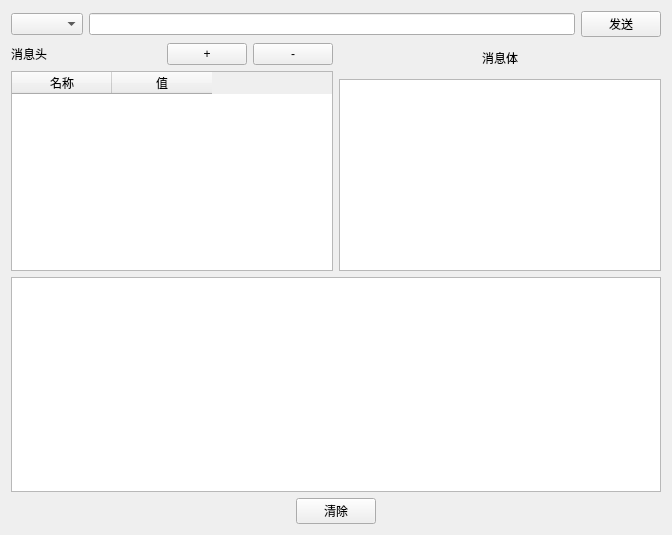
Old version of the form UI/Httptest.ui in the repository HamsterSlave/Python.
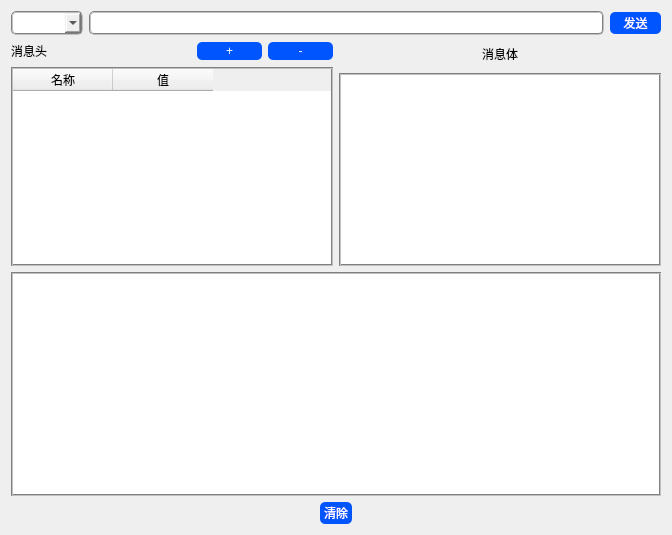
New version of the form.

```diff
--- a/UI/Httptest.ui
+++ b/UI/Httptest.ui
@@ -13,17 +13,72 @@
   <property name="windowTitle">
    <string>HTTP接口测试器</string>
   </property>
+  <property name="styleSheet">
+   <string notr="true">QPushButton { 
+	color: rgb(255, 255, 255); 
+	background-color:rgb(0, 85, 255);
+	border:none;
+	border-radius:5px;
+	padding:2px 4px;
+	font: 9pt &quot;微软雅黑&quot;;
+	selection-color: rgb(0, 255, 255);
+}
+QLabel { 
+	 
+	font: 10pt &quot;黑体&quot;;
+}
+QComboBox{
+	border:2px groove gray;
+	border-radius:5px;
+	padding:2px 4px
+}
+QLineEdit{
+	border:2px groove gray;
+	border-radius:5px;
+	padding:2px 4px
+}
+QTableWidget{
+	border:2px groove gray;
+	backgroud-color:rgb(201, 209, 255);
+}
+QTextEdit{
+	border:2px groove gray;
+	backgroud-color:rgb(201, 209, 255);
+}
+
+</string>
+  </property>
   <layout class="QVBoxLayout" name="verticalLayout_2">
    <item>
     <layout class="QHBoxLayout" name="horizontalLayout">
      <item>
-      <widget class="QComboBox" name="comboBox"/>
+      <widget class="QComboBox" name="comboBox">
+       <property name="sizePolicy">
+        <sizepolicy hsizetype="Preferred" vsizetype="Fixed">
+         <horstretch>1</horstretch>
+         <verstretch>0</verstretch>
+        </sizepolicy>
+       </property>
+      </widget>
      </item>
      <item>
-      <widget class="QLineEdit" name="lineEdit"/>
+      <widget class="QLineEdit" name="lineEdit">
+       <property name="sizePolicy">
+        <sizepolicy hsizetype="Expanding" vsizetype="Fixed">
+         <horstretch>10</horstretch>
+         <verstretch>0</verstretch>
+        </sizepolicy>
+       </property>
+      </widget>
      </item>
      <item>
       <widget class="QPushButton" name="pushButton">
+       <property name="sizePolicy">
+        <sizepolicy hsizetype="Minimum" vsizetype="Fixed">
+         <horstretch>1</horstretch>
+         <verstretch>0</verstretch>
+        </sizepolicy>
+       </property>
        <property name="text">
         <string>发送</string>
        </property>
@@ -114,11 +169,14 @@
       <layout class="QVBoxLayout" name="verticalLayout">
        <item>
         <layout class="QHBoxLayout" name="horizontalLayout_3">
+         <property name="spacing">
+          <number>0</number>
+         </property>
          <property name="topMargin">
-          <number>6</number>
+          <number>4</number>
          </property>
          <property name="bottomMargin">
-          <number>6</number>
+          <number>4</number>
          </property>
          <item>
           <widget class="QLabel" name="label_2">
@@ -139,7 +197,21 @@
         </layout>
        </item>
        <item>
-        <widget class="QTextEdit" name="textEdit_2"/>
+        <widget class="QTextEdit" name="textEdit_2">
+         <property name="layoutDirection">
+          <enum>Qt::LeftToRight</enum>
+         </property>
+         <property name="styleSheet">
+          <string notr="true"/>
+         </property>
+         <property name="html">
+          <string>&lt;!DOCTYPE HTML PUBLIC &quot;-//W3C//DTD HTML 4.0//EN&quot; &quot;http://www.w3.org/TR/REC-html40/strict.dtd&quot;&gt;
+&lt;html&gt;&lt;head&gt;&lt;meta name=&quot;qrichtext&quot; content=&quot;1&quot; /&gt;&lt;style type=&quot;text/css&quot;&gt;
+p, li { white-space: pre-wrap; }
+&lt;/style&gt;&lt;/head&gt;&lt;body style=&quot; font-family:'SimSun'; font-size:9pt; font-weight:400; font-style:normal;&quot;&gt;
+&lt;p style=&quot;-qt-paragraph-type:empty; margin-top:0px; margin-bottom:0px; margin-left:0px; margin-right:0px; -qt-block-indent:0; text-indent:0px;&quot;&gt;&lt;br /&gt;&lt;/p&gt;&lt;/body&gt;&lt;/html&gt;</string>
+         </property>
+        </widget>
        </item>
       </layout>
      </item>
@@ -148,23 +220,36 @@
    <item>
     <layout class="QVBoxLayout" name="verticalLayout_6">
      <item>
-      <widget class="QTextEdit" name="textEdit"/>
+      <widget class="QTextEdit" name="textEdit">
+       <property name="styleSheet">
+        <string notr="true"/>
+       </property>
+      </widget>
      </item>
     </layout>
    </item>
    <item>
     <layout class="QHBoxLayout" name="horizontalLayout_4">
+     <property name="leftMargin">
+      <number>0</number>
+     </property>
      <item>
       <widget class="QPushButton" name="pushButton_4">
        <property name="sizePolicy">
-        <sizepolicy hsizetype="Fixed" vsizetype="Fixed">
-         <horstretch>0</horstretch>
+        <sizepolicy hsizetype="Fixed" vsizetype="Minimum">
+         <horstretch>20</horstretch>
          <verstretch>0</verstretch>
         </sizepolicy>
        </property>
        <property name="text">
         <string>清除</string>
        </property>
+       <property name="iconSize">
+        <size>
+         <width>16</width>
+         <height>16</height>
+        </size>
+       </property>
       </widget>
      </item>
     </layout>
```
